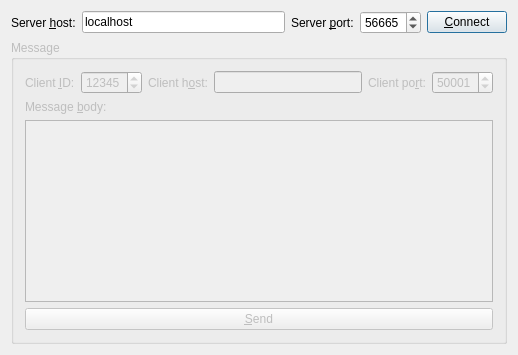
Qt form admin/src/admin.ui (KL-7/client-server-notifier) before a commit.
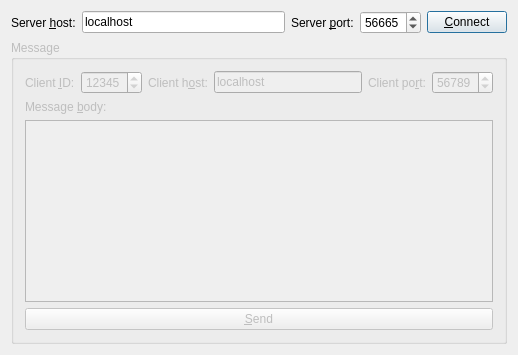
The same form after that commit.

```diff
--- a/admin/src/admin.ui
+++ b/admin/src/admin.ui
@@ -110,7 +110,11 @@
          </widget>
         </item>
         <item>
-         <widget class="QLineEdit" name="clientHostLineEdit"/>
+         <widget class="QLineEdit" name="clientHostLineEdit">
+          <property name="text">
+           <string>localhost</string>
+          </property>
+         </widget>
         </item>
         <item>
          <widget class="QLabel" name="label_6">
@@ -131,7 +135,7 @@
            <number>65535</number>
           </property>
           <property name="value">
-           <number>50001</number>
+           <number>56789</number>
           </property>
          </widget>
         </item>
```
Left out of the diff: 2 changed lines with no effect on the pictures.
